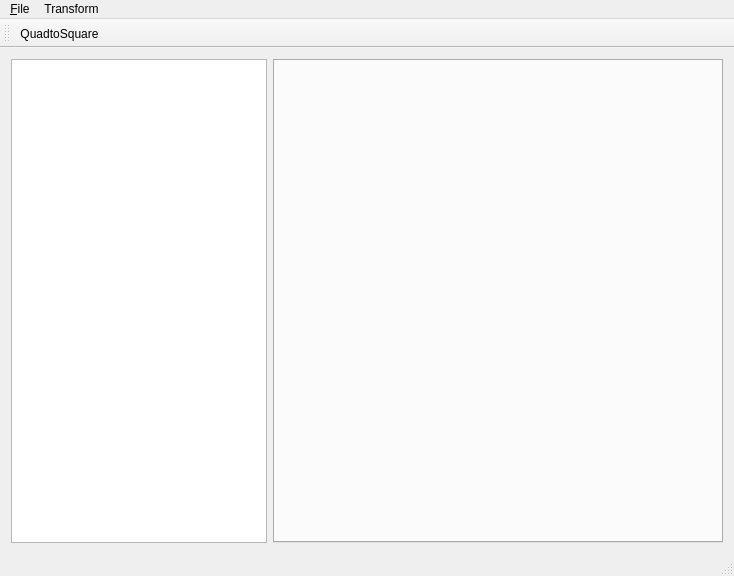
Qt form src/mainwindow.ui (tibob/yasw) before a commit.
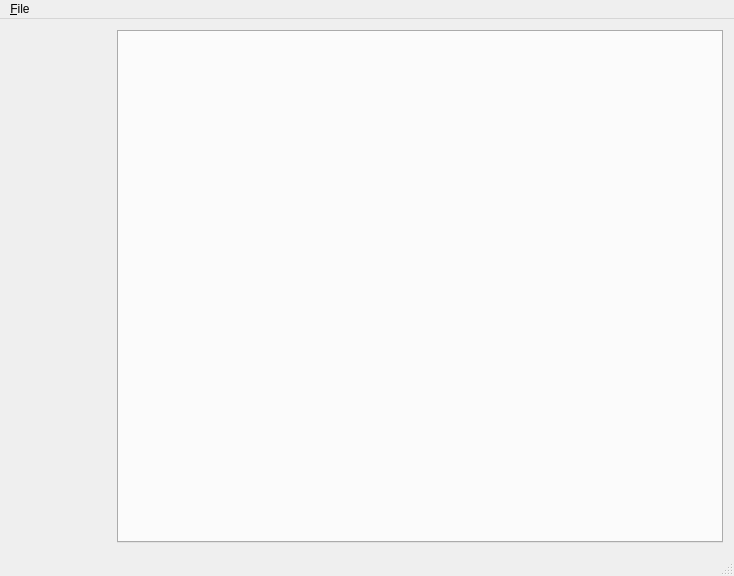
The same form after that commit. Custom widgets are drawn as their Qt base class.

Commit message: First steps toward a "project mode". The Images can be selected, and moved up and down.

Diff of the .ui file:
```diff
--- a/src/mainwindow.ui
+++ b/src/mainwindow.ui
@@ -31,30 +31,30 @@
    <string>MainWindow</string>
   </property>
   <widget class="QWidget" name="centralWidget">
-   <layout class="QGridLayout" name="gridLayout">
-    <item row="0" column="0">
-     <widget class="QListView" name="fileview">
+   <property name="sizePolicy">
+    <sizepolicy hsizetype="Expanding" vsizetype="Expanding">
+     <horstretch>0</horstretch>
+     <verstretch>0</verstretch>
+    </sizepolicy>
+   </property>
+   <layout class="QHBoxLayout" name="horizontalLayout">
+    <item>
+     <widget class="ImageListWidget" name="imageList" native="true">
       <property name="sizePolicy">
-       <sizepolicy hsizetype="Fixed" vsizetype="Expanding">
-        <horstretch>0</horstretch>
+       <sizepolicy hsizetype="Maximum" vsizetype="Expanding">
+        <horstretch>200</horstretch>
         <verstretch>0</verstretch>
        </sizepolicy>
       </property>
       <property name="minimumSize">
        <size>
-        <width>0</width>
-        <height>0</height>
-       </size>
-      </property>
-      <property name="baseSize">
-       <size>
-        <width>0</width>
-        <height>0</height>
+        <width>100</width>
+        <height>200</height>
        </size>
       </property>
      </widget>
     </item>
-    <item row="0" column="1">
+    <item>
      <widget class="FilterContainer" name="filterContainer">
       <property name="currentIndex">
        <number>-1</number>
@@ -78,30 +78,9 @@
     </property>
     <addaction name="actionQuit"/>
    </widget>
-   <widget class="QMenu" name="menuTransform">
-    <property name="title">
-     <string>Transform</string>
-    </property>
-    <addaction name="actionQuadtoSquare"/>
-   </widget>
    <addaction name="menu_File"/>
-   <addaction name="menuTransform"/>
-  </widget>
-  <widget class="QToolBar" name="mainToolBar">
-   <attribute name="toolBarArea">
-    <enum>TopToolBarArea</enum>
-   </attribute>
-   <attribute name="toolBarBreak">
-    <bool>false</bool>
-   </attribute>
-   <addaction name="actionQuadtoSquare"/>
   </widget>
   <widget class="QStatusBar" name="statusBar"/>
-  <action name="actionQuadtoSquare">
-   <property name="text">
-    <string>QuadtoSquare</string>
-   </property>
-  </action>
   <action name="actionQuit">
    <property name="text">
     <string>&amp;Quit</string>
@@ -116,6 +95,12 @@
    <header>filtercontainer.h</header>
    <container>1</container>
   </customwidget>
+  <customwidget>
+   <class>ImageListWidget</class>
+   <extends>QWidget</extends>
+   <header>imagelistwidget.h</header>
+   <container>1</container>
+  </customwidget>
  </customwidgets>
  <resources/>
  <connections>
```
Left out of the diff: 32 changed lines with no effect on the pictures. The commit also changes 13 other files.
